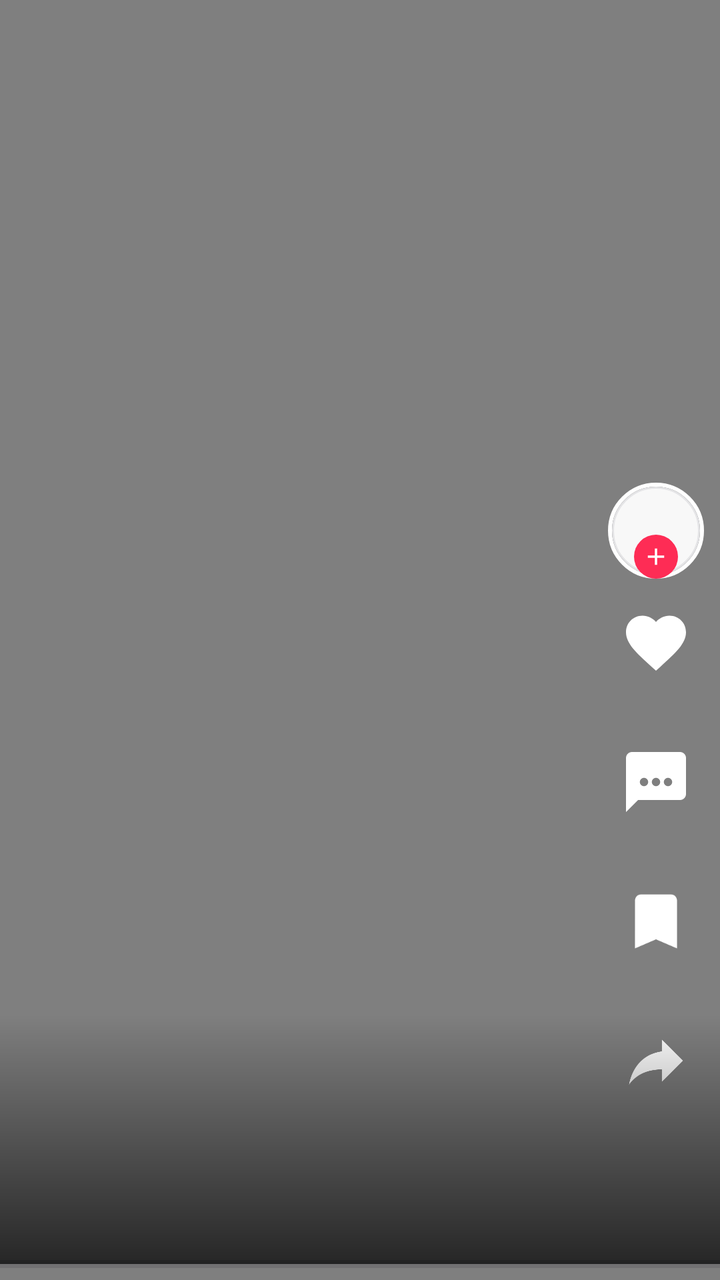
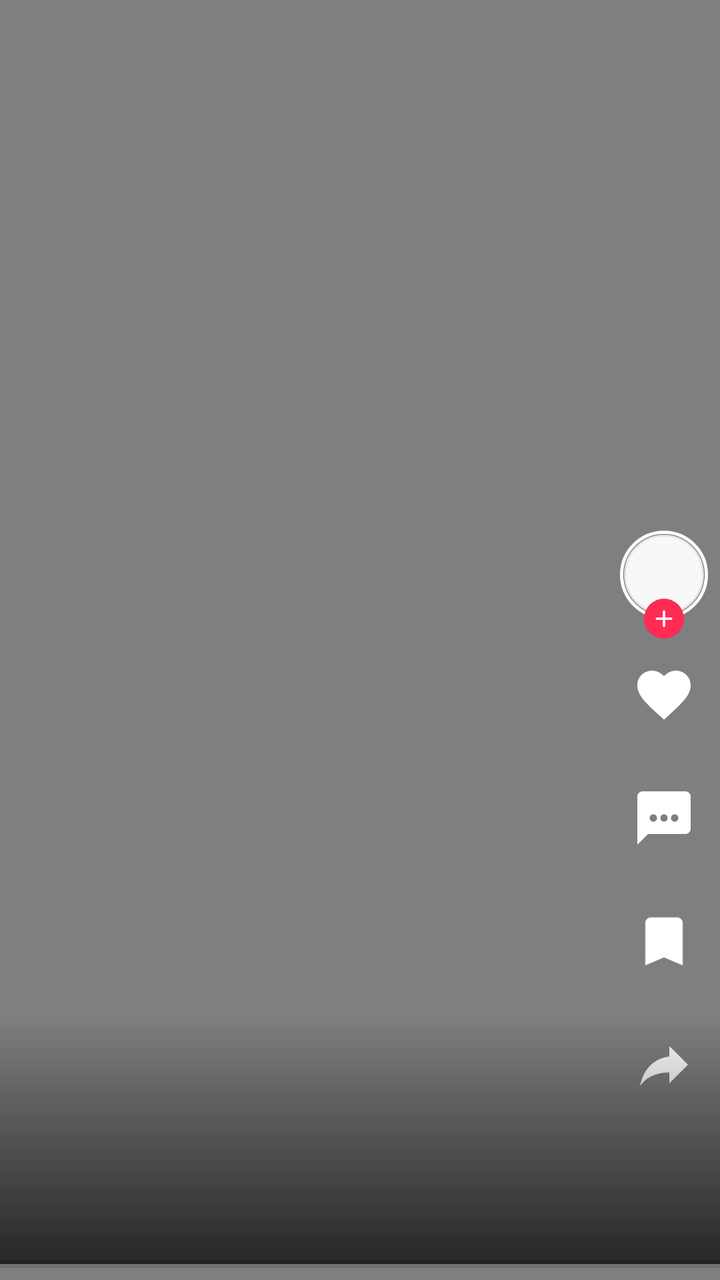

Screens rendered from an Android XML layout before and after an edit, with the pre-edit source and the edit as a unified diff.
<!-- AndroidManifest.xml: application theme Theme.TikTokGrab -->
<!-- res/layout/item_offline.xml -->
<?xml version="1.0" encoding="utf-8"?>
<FrameLayout xmlns:android="http://schemas.android.com/apk/res/android"
    android:id="@+id/offlinePage"
    android:layout_width="match_parent"
    android:layout_height="match_parent"
    android:background="@android:color/black">

    <VideoView
        android:id="@+id/localVideo"
        android:layout_width="match_parent"
        android:layout_height="match_parent"
        android:layout_gravity="center" />

    <TextView
        android:id="@+id/localPause"
        android:layout_width="64dp"
        android:layout_height="64dp"
        android:layout_gravity="center"
        android:background="@drawable/play_bg"
        android:gravity="center"
        android:text="▶"
        android:textColor="@color/on_video"
        android:textSize="22sp"
        android:visibility="gone" />

    <ProgressBar
        android:id="@+id/localBar"
        style="?android:attr/progressBarStyleHorizontal"
        android:layout_width="match_parent"
        android:layout_height="wrap_content"
        android:layout_gravity="bottom"
        android:max="100"
        android:progressTint="@color/on_video" />

    <LinearLayout
        android:id="@+id/rail"
        android:layout_width="wrap_content"
        android:layout_height="wrap_content"
        android:layout_gravity="bottom|end"
        android:layout_marginEnd="8dp"
        android:layout_marginBottom="72dp"
        android:gravity="center_horizontal"
        android:orientation="vertical">

        <FrameLayout
            android:layout_width="wrap_content"
            android:layout_height="wrap_content">

            <ImageView
                android:id="@+id/railAvatar"
                android:layout_width="48dp"
                android:layout_height="48dp"
                android:background="@drawable/rail_avatar_ring"
                android:contentDescription="@null"
                android:padding="2dp"
                android:src="@drawable/avatar_ring" />

            <ImageView
                android:id="@+id/railFollow"
                android:layout_width="22dp"
                android:layout_height="22dp"
                android:layout_gravity="bottom|center_horizontal"
                android:background="@drawable/dot_accent"
                android:contentDescription="@null"
                android:padding="4dp"
                android:src="@drawable/ic_add" />
        </FrameLayout>

        <ImageView
            android:id="@+id/railLike"
            android:layout_width="36dp"
            android:layout_height="36dp"
            android:layout_marginTop="14dp"
            android:contentDescription="@null"
            android:src="@drawable/ic_like" />

        <TextView
            android:id="@+id/railLikeCount"
            android:layout_width="wrap_content"
            android:layout_height="wrap_content"
            android:layout_marginTop="2dp"
            android:shadowColor="#80000000"
            android:shadowRadius="4"
            android:textColor="@color/on_video"
            android:textSize="13sp"
            android:textStyle="bold" />

        <ImageView
            android:id="@+id/railComment"
            android:layout_width="36dp"
            android:layout_height="36dp"
            android:layout_marginTop="14dp"
            android:contentDescription="@null"
            android:src="@drawable/ic_comment" />

        <TextView
            android:id="@+id/railCommentCount"
            android:layout_width="wrap_content"
            android:layout_height="wrap_content"
            android:layout_marginTop="2dp"
            android:shadowColor="#80000000"
            android:shadowRadius="4"
            android:textColor="@color/on_video"
            android:textSize="13sp"
            android:textStyle="bold" />

        <ImageView
            android:id="@+id/railMark"
            android:layout_width="36dp"
            android:layout_height="36dp"
            android:layout_marginTop="14dp"
            android:contentDescription="@null"
            android:src="@drawable/ic_bookmark" />

        <TextView
            android:id="@+id/railMarkCount"
            android:layout_width="wrap_content"
            android:layout_height="wrap_content"
            android:layout_marginTop="2dp"
            android:shadowColor="#80000000"
            android:shadowRadius="4"
            android:textColor="@color/on_video"
            android:textSize="13sp"
            android:textStyle="bold" />

        <ImageView
            android:id="@+id/railShare"
            android:layout_width="36dp"
            android:layout_height="36dp"
            android:layout_marginTop="14dp"
            android:contentDescription="@null"
            android:src="@drawable/ic_share" />

        <TextView
            android:id="@+id/railShareCount"
            android:layout_width="wrap_content"
            android:layout_height="wrap_content"
            android:layout_marginTop="2dp"
            android:shadowColor="#80000000"
            android:shadowRadius="4"
            android:textColor="@color/on_video"
            android:textSize="13sp"
            android:textStyle="bold" />
    </LinearLayout>

    <LinearLayout
        android:layout_width="match_parent"
        android:layout_height="wrap_content"
        android:layout_gravity="bottom"
        android:layout_marginBottom="8dp"
        android:background="@drawable/bottom_scrim"
        android:orientation="vertical"
        android:paddingStart="14dp"
        android:paddingTop="26dp"
        android:paddingEnd="76dp"
        android:paddingBottom="16dp">

        <TextView
            android:id="@+id/localAuthor"
            android:layout_width="wrap_content"
            android:layout_height="wrap_content"
            android:shadowColor="#80000000"
            android:shadowRadius="4"
            android:textColor="@color/on_video"
            android:textSize="15sp"
            android:textStyle="bold" />

        <TextView
            android:id="@+id/localCaption"
            android:layout_width="match_parent"
            android:layout_height="wrap_content"
            android:layout_marginTop="4dp"
            android:ellipsize="end"
            android:maxLines="2"
            android:shadowColor="#80000000"
            android:shadowRadius="4"
            android:textColor="@color/on_video"
            android:textSize="13sp" />

        <TextView
            android:id="@+id/localMore"
            android:layout_width="wrap_content"
            android:layout_height="wrap_content"
            android:layout_marginTop="2dp"
            android:paddingTop="2dp"
            android:paddingBottom="2dp"
            android:text="@string/see_more"
            android:textColor="@color/on_video"
            android:textSize="13sp"
            android:textStyle="bold"
            android:visibility="gone" />

        <TextView
            android:id="@+id/localSound"
            android:layout_width="match_parent"
            android:layout_height="wrap_content"
            android:layout_marginTop="6dp"
            android:ellipsize="marquee"
            android:shadowColor="#80000000"
            android:shadowRadius="4"
            android:singleLine="true"
            android:textColor="@color/on_video"
            android:textSize="13sp" />

        <TextView
            android:id="@+id/localMeta"
            android:layout_width="match_parent"
            android:layout_height="wrap_content"
            android:layout_marginTop="4dp"
            android:shadowColor="#80000000"
            android:shadowRadius="4"
            android:textColor="@color/on_video_muted"
            android:textSize="11sp" />
    </LinearLayout>

</FrameLayout>
<!-- resources referenced by this layout -->
<resources>
  <color name="on_video">#FFFFFF</color>
  <color name="on_video_muted">#AEB0BD</color>
  <!-- drawable avatar_ring (drawable) -->
  <?xml version="1.0" encoding="utf-8"?>
  <shape xmlns:android="http://schemas.android.com/apk/res/android" android:shape="oval">
      <solid android:color="@color/card" />
      <stroke android:width="1dp" android:color="@color/stroke" />
  </shape>
  <!-- drawable bottom_scrim (drawable) -->
  <?xml version="1.0" encoding="utf-8"?>
  <shape xmlns:android="http://schemas.android.com/apk/res/android" android:shape="rectangle">
      <gradient
          android:angle="90"
          android:endColor="#00000000"
          android:startColor="#B3000000"
          android:type="linear" />
  </shape>
  <!-- drawable dot_accent (drawable) -->
  <?xml version="1.0" encoding="utf-8"?>
  <shape xmlns:android="http://schemas.android.com/apk/res/android" android:shape="oval">
      <solid android:color="@color/accent" />
  </shape>
  <!-- drawable ic_add (drawable) -->
  <?xml version="1.0" encoding="utf-8"?>
  <vector xmlns:android="http://schemas.android.com/apk/res/android"
      android:width="24dp"
      android:height="24dp"
      android:viewportWidth="24"
      android:viewportHeight="24"
      android:tint="@color/on_video">
      <path
          android:fillColor="#FFFFFFFF"
          android:pathData="M19,13h-6v6h-2v-6H5v-2h6V5h2v6h6v2z" />
  </vector>
  <!-- drawable ic_bookmark (drawable) -->
  <?xml version="1.0" encoding="utf-8"?>
  <vector xmlns:android="http://schemas.android.com/apk/res/android"
      android:width="24dp"
      android:height="24dp"
      android:viewportWidth="24"
      android:viewportHeight="24"
      android:tint="@color/on_video">
      <path
          android:fillColor="#FFFFFFFF"
          android:pathData="M17,3H7c-1.1,0 -1.99,0.9 -1.99,2L5,21l7,-3 7,3V5c0,-1.1 -0.9,-2 -2,-2z" />
  </vector>
  <!-- drawable ic_share (drawable) -->
  <?xml version="1.0" encoding="utf-8"?>
  <vector xmlns:android="http://schemas.android.com/apk/res/android"
      android:width="24dp"
      android:height="24dp"
      android:viewportWidth="24"
      android:viewportHeight="24"
      android:tint="@color/on_video">
      <path
          android:fillColor="#FFFFFFFF"
          android:fillType="nonZero"
          android:pathData="M14,9V5l7,7 -7,7v-4.1c-5,0.1 -8.5,1.7 -11,5.1 1,-5 4,-10.1 11,-11.1z" />
  </vector>
  <!-- drawable play_bg (drawable) -->
  <?xml version="1.0" encoding="utf-8"?>
  <shape xmlns:android="http://schemas.android.com/apk/res/android" android:shape="oval">
      <solid android:color="#A8000000" />
      <stroke android:width="1dp" android:color="#B3FFFFFF" />
  </shape>
  <!-- drawable rail_avatar_ring (drawable) -->
  <?xml version="1.0" encoding="utf-8"?>
  <shape xmlns:android="http://schemas.android.com/apk/res/android"
      android:shape="oval">
      <solid android:color="#33000000" />
      <stroke
          android:width="2dp"
          android:color="#FFFFFFFF" />
  </shape>
  <string name="see_more">See more</string>
  <color name="card">#F8F8F8</color>
  <color name="stroke">#E4E4E6</color>
  <color name="accent">#FE2C55</color>
  <color name="on_accent">#FFFFFF</color>
  <color name="cyan">#00A89B</color>
  <color name="text">#161823</color>
  <color name="bg">#FFFFFF</color>
  <style name="Widget.Grab.Text" parent="android:Widget.TextView">
          <item name="android:fontFamily">serif</item>
      </style>
  <style name="Widget.Grab.Button" parent="Widget.Material3.Button">
          <item name="android:fontFamily">serif</item>
          <item name="android:textAllCaps">false</item>
          <item name="cornerRadius">12dp</item>
      </style>
  <style name="Widget.Grab.Button.Outlined" parent="Widget.Material3.Button.OutlinedButton">
          <item name="android:fontFamily">serif</item>
          <item name="android:textAllCaps">false</item>
          <item name="cornerRadius">12dp</item>
      </style>
  <!-- unchanged entries left out for length: 3 -->
</resources>

<!-- the commit's change to res/layout/item_offline.xml (unified diff, before → after) -->
@@ -37,19 +37,20 @@
         android:layout_width="wrap_content"
         android:layout_height="wrap_content"
         android:layout_gravity="bottom|end"
-        android:layout_marginEnd="8dp"
-        android:layout_marginBottom="72dp"
+        android:layout_marginEnd="6dp"
+        android:layout_marginBottom="74dp"
         android:gravity="center_horizontal"
         android:orientation="vertical">
 
         <FrameLayout
             android:layout_width="wrap_content"
-            android:layout_height="wrap_content">
+            android:layout_height="54dp">
 
             <ImageView
                 android:id="@+id/railAvatar"
-                android:layout_width="48dp"
-                android:layout_height="48dp"
+                android:layout_width="44dp"
+                android:layout_height="44dp"
+                android:layout_gravity="top|center_horizontal"
                 android:background="@drawable/rail_avatar_ring"
                 android:contentDescription="@null"
                 android:padding="2dp"
@@ -57,20 +58,20 @@
 
             <ImageView
                 android:id="@+id/railFollow"
-                android:layout_width="22dp"
-                android:layout_height="22dp"
+                android:layout_width="20dp"
+                android:layout_height="20dp"
                 android:layout_gravity="bottom|center_horizontal"
                 android:background="@drawable/dot_accent"
                 android:contentDescription="@null"
-                android:padding="4dp"
+                android:padding="3dp"
                 android:src="@drawable/ic_add" />
         </FrameLayout>
 
         <ImageView
             android:id="@+id/railLike"
-            android:layout_width="36dp"
-            android:layout_height="36dp"
-            android:layout_marginTop="14dp"
+            android:layout_width="32dp"
+            android:layout_height="32dp"
+            android:layout_marginTop="12dp"
             android:contentDescription="@null"
             android:src="@drawable/ic_like" />
 
@@ -78,18 +79,18 @@
             android:id="@+id/railLikeCount"
             android:layout_width="wrap_content"
             android:layout_height="wrap_content"
-            android:layout_marginTop="2dp"
-            android:shadowColor="#80000000"
-            android:shadowRadius="4"
-            android:textColor="@color/on_video"
-            android:textSize="13sp"
+            android:layout_marginTop="1dp"
+            android:shadowColor="#80000000"
+            android:shadowRadius="4"
+            android:textColor="@color/on_video"
+            android:textSize="12sp"
             android:textStyle="bold" />
 
         <ImageView
             android:id="@+id/railComment"
-            android:layout_width="36dp"
-            android:layout_height="36dp"
-            android:layout_marginTop="14dp"
+            android:layout_width="32dp"
+            android:layout_height="32dp"
+            android:layout_marginTop="12dp"
             android:contentDescription="@null"
             android:src="@drawable/ic_comment" />
 
@@ -97,18 +98,18 @@
             android:id="@+id/railCommentCount"
             android:layout_width="wrap_content"
             android:layout_height="wrap_content"
-            android:layout_marginTop="2dp"
-            android:shadowColor="#80000000"
-            android:shadowRadius="4"
-            android:textColor="@color/on_video"
-            android:textSize="13sp"
+            android:layout_marginTop="1dp"
+            android:shadowColor="#80000000"
+            android:shadowRadius="4"
+            android:textColor="@color/on_video"
+            android:textSize="12sp"
             android:textStyle="bold" />
 
         <ImageView
             android:id="@+id/railMark"
-            android:layout_width="36dp"
-            android:layout_height="36dp"
-            android:layout_marginTop="14dp"
+            android:layout_width="32dp"
+            android:layout_height="32dp"
+            android:layout_marginTop="12dp"
             android:contentDescription="@null"
             android:src="@drawable/ic_bookmark" />
 
@@ -116,18 +117,18 @@
             android:id="@+id/railMarkCount"
             android:layout_width="wrap_content"
             android:layout_height="wrap_content"
-            android:layout_marginTop="2dp"
-            android:shadowColor="#80000000"
-            android:shadowRadius="4"
-            android:textColor="@color/on_video"
-            android:textSize="13sp"
+            android:layout_marginTop="1dp"
+            android:shadowColor="#80000000"
+            android:shadowRadius="4"
+            android:textColor="@color/on_video"
+            android:textSize="12sp"
             android:textStyle="bold" />
 
         <ImageView
             android:id="@+id/railShare"
-            android:layout_width="36dp"
-            android:layout_height="36dp"
-            android:layout_marginTop="14dp"
+            android:layout_width="32dp"
+            android:layout_height="32dp"
+            android:layout_marginTop="12dp"
             android:contentDescription="@null"
             android:src="@drawable/ic_share" />
 
@@ -135,11 +136,11 @@
             android:id="@+id/railShareCount"
             android:layout_width="wrap_content"
             android:layout_height="wrap_content"
-            android:layout_marginTop="2dp"
-            android:shadowColor="#80000000"
-            android:shadowRadius="4"
-            android:textColor="@color/on_video"
-            android:textSize="13sp"
+            android:layout_marginTop="1dp"
+            android:shadowColor="#80000000"
+            android:shadowRadius="4"
+            android:textColor="@color/on_video"
+            android:textSize="12sp"
             android:textStyle="bold" />
     </LinearLayout>
 
<!-- resource entries referenced after the edit -->
@@ -71,7 +71,7 @@
       android:shape="oval">
       <solid android:color="#33000000" />
       <stroke
-          android:width="2dp"
+          android:width="1.5dp"
           android:color="#FFFFFFFF" />
   </shape>
   <string name="see_more">See more</string>
